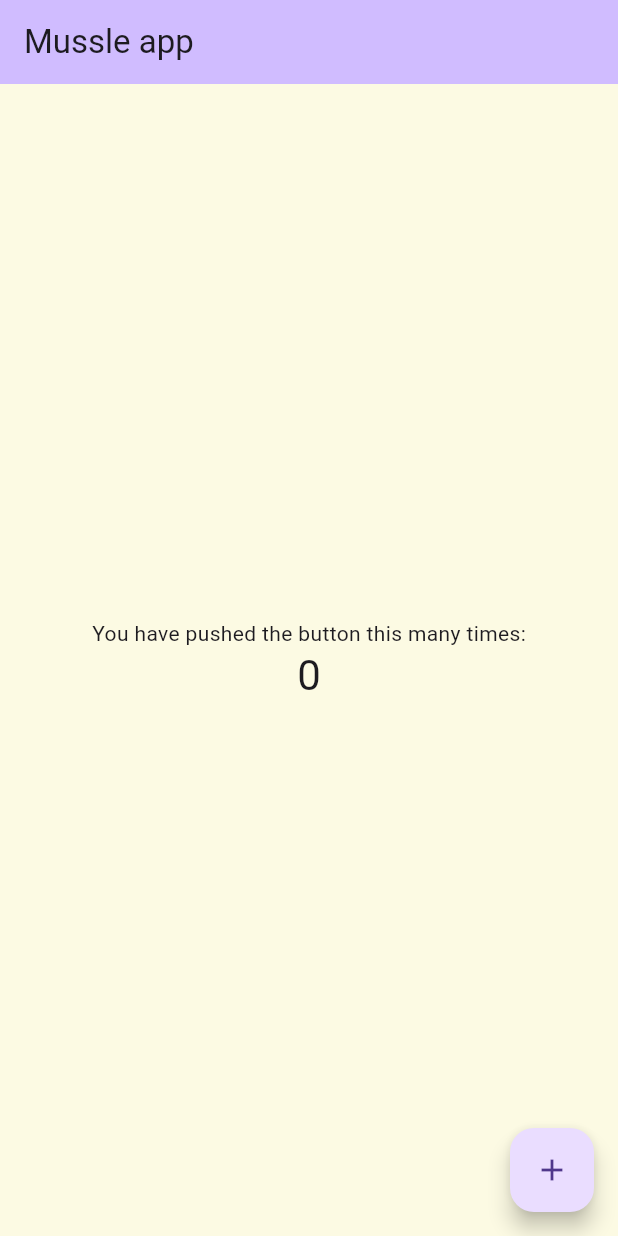
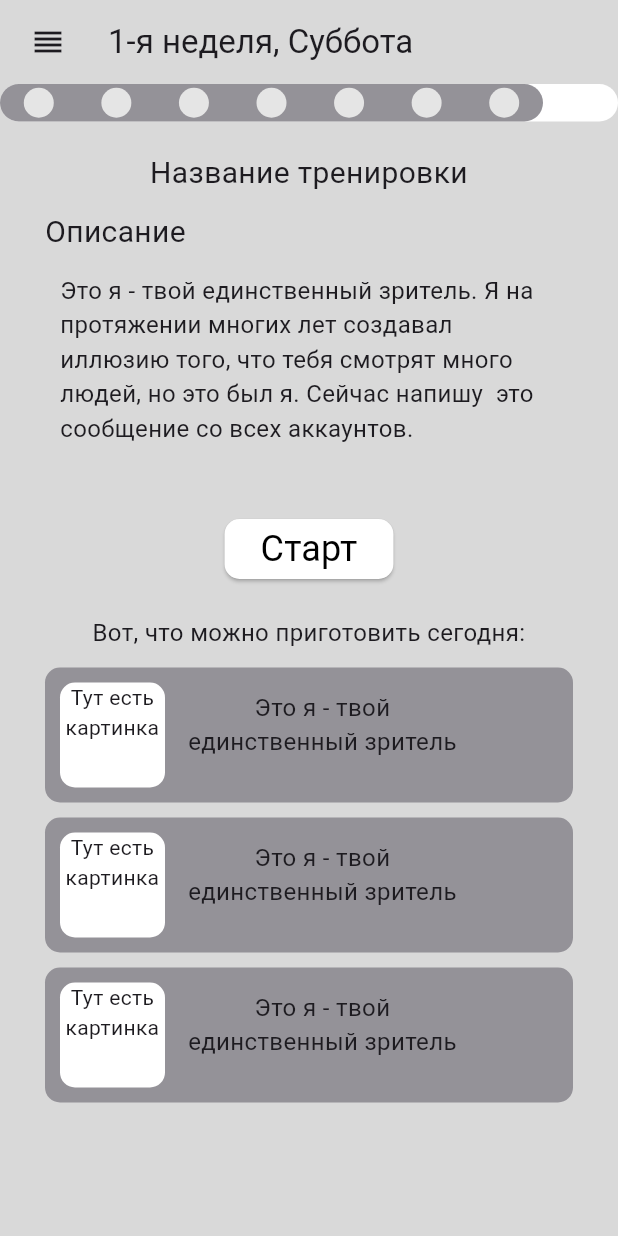
Before and after one commit to BollyBovly/MuscleUp, a Flutter app: the screen it shows after launch, on a phone screen of 412 x 824 dp. Run offline on Flutter 3.47's test engine with Material 3 defaults, Android fonts, the phone set to English and light mode, and no system bars.

Commit message:
First_Commit
Первый коммит, первичная вёрстка.
Карточки блюд ещё не кликабельны( исправлю в последующих коммитах ), также впоследствии нужно будет сделать рефакторинг кода ( разбить код на отдельные классы-виджеты )

```diff
--- /dev/null
+++ b/lib/design/colors.dart
@@ -0,0 +1,9 @@
+import 'package:flutter/material.dart';
+
+const Color backgroundColor = Color(0xFFD9D9D9);
+
+const Color interfaceColor = Color(0xFF949298);
+
+const Color weekBarColor = Color(0xFFFFFFFF);
+
+const Color circleColor = Color(0xFFE5E5E5);
--- a/lib/main.dart
+++ b/lib/main.dart
@@ -1,4 +1,5 @@
 import 'package:flutter/material.dart';
+import 'package:musleapp/pages/main_page.dart';
 
 void main() {
   runApp(const MyApp());
@@ -15,7 +16,7 @@ class MyApp extends StatelessWidget {
         scaffoldBackgroundColor: const Color.fromRGBO(252, 250, 227, 1),
         primarySwatch: Colors.yellow,
       ),
-      home: const MyHomePage(title: ''),
+      home: const MainPage(),
     );
   }
 }
--- /dev/null
+++ b/lib/my_custom_clipper.dart
@@ -0,0 +1,12 @@
+import 'package:flutter/material.dart';
+
+class MyCustomClipper extends CustomClipper<Path> {
+  @override
+  Path getClip(Size size) {
+    Path path = Path();
+    return path;
+  }
+
+  @override
+  bool shouldReclip(CustomClipper<Path> oldClipper) => false;
+}
--- /dev/null
+++ b/lib/pages/circle_widget.dart
@@ -0,0 +1,32 @@
+import 'package:flutter/material.dart';
+import 'package:musleapp/design/colors.dart';
+
+class CircleWidget extends StatelessWidget {
+  const CircleWidget({super.key});
+
+  @override
+  Widget build(BuildContext context) {
+    return Align(alignment: Alignment.centerLeft, child: Container(
+      width: MediaQuery.of(context).size.width - 50,  // Ширина контейнера
+      height: 25,  // Высота контейнера
+      decoration: BoxDecoration(
+        color: interfaceColor, // Фоновый цвет полосы
+        borderRadius: BorderRadius.all(Radius.circular(50)), // Закругление слева
+      ),
+      child: Row(
+        mainAxisAlignment: MainAxisAlignment.spaceAround,
+        children: List.generate(7, (index) {
+          return Container(
+            margin: EdgeInsets.symmetric(horizontal: 15),
+            width: 20,
+            height: 20,
+            decoration: BoxDecoration(
+              shape: BoxShape.circle,
+              color: circleColor, // Цвет кругов
+            ),
+          );
+        }
+      ))
+    ));
+  }
+}
--- /dev/null
+++ b/lib/pages/main_page.dart
@@ -0,0 +1,275 @@
+import 'package:flutter/material.dart';
+import 'package:musleapp/design/colors.dart';
+import 'package:musleapp/pages/week_bar.dart';
+
+
+class MainPage extends StatelessWidget {
+  const MainPage({super.key});
+
+  @override
+  Widget build(BuildContext context) {
+    return Scaffold(
+      appBar: AppBar(
+        title: const Text("1-я неделя, Суббота"),
+        backgroundColor: backgroundColor,
+        leading: Align(alignment: Alignment.centerRight, child: Builder(
+          builder: (context){
+            return IconButton(
+                onPressed: () => Scaffold.of(context).openDrawer(),
+                icon: const Icon(Icons.reorder),
+                alignment: Alignment.center,
+            );
+          }
+        ),
+      )
+      ),
+      body: Container(
+        color: backgroundColor,
+        width: MediaQuery.of(context).size.width,
+        child: new Column(
+          children: [
+            Weekbar(),
+            Container(
+              margin: EdgeInsets.only(bottom: 10),
+              child: Text(
+                'Название тренировки',
+                textAlign: TextAlign.center,
+                style: TextStyle(
+                  fontSize: 20
+                ),
+              ),
+            ),
+            Container(
+              width: MediaQuery.of(context).size.width - 60,
+              height: 22,
+              alignment: Alignment.center,
+              margin: EdgeInsets.only(bottom: 20),
+              child: Align(
+                alignment: Alignment.centerLeft,
+                child:Text(
+                  'Описание',
+                  textAlign: TextAlign.left,
+                  style: TextStyle(
+                    fontSize: 20
+                  )
+                )
+              )
+            ),
+            Container(
+              width: MediaQuery.of(context).size.width - 80,
+              height: 160,
+              child: Align(
+                alignment: Alignment.topLeft,
+                child: Column(
+                  children: [
+                    Flexible(
+                      child: Text(
+                        'Это я - твой единственный зритель. Я на протяжении многих лет создавал  иллюзию того, что тебя смотрят много людей, но это был я. Сейчас напишу  это сообщение со всех аккаунтов.',
+                        textAlign: TextAlign.left,
+                        style: TextStyle(
+                          fontSize: 16
+                        )
+                      ),
+                    )
+                  ],
+                )
+              )
+            ),
+            ElevatedButton(
+              onPressed: () => {print('Clicked!!!')},
+              style: ElevatedButton.styleFrom(
+                backgroundColor: Color(0xFFFFFFFF),
+                minimumSize: Size(100, 40),
+                shape: RoundedRectangleBorder(
+                  borderRadius: BorderRadius.circular(10),
+                ),
+              ),
+              child: Text(
+                'Старт',
+                textAlign: TextAlign.center,
+                style: TextStyle(
+                  fontSize: 24,
+                  fontWeight: FontWeight.w400,
+                  color: Color.fromARGB(255, 0, 0, 0)
+                )
+              ),
+            ),
+            Container(
+              margin: EdgeInsets.only(top: 20),
+              width: MediaQuery.of(context).size.width - 60,
+              height: 330,
+              child: Column(
+                children: [
+                  Align(
+                    alignment: Alignment.topCenter,
+                    child: Container(
+                      width: MediaQuery.of(context).size.width - 40,
+                      height: 25,
+                      //color: Color.fromARGB(255, 0, 0, 0),
+                      child: Text(
+                        'Вот, что можно приготовить сегодня:',
+                        textAlign: TextAlign.center,
+                        style: TextStyle(
+                          fontSize: 16
+                        ),
+                      )
+                    ),
+                  ),
+                  Column(
+                    children: [
+                      Container(
+                        width: MediaQuery.of(context).size.width - 40,
+                        height: 90,
+                        margin: EdgeInsets.only(top: 10),
+                        decoration: BoxDecoration(
+                          borderRadius: BorderRadius.all(Radius.circular(10.0)),
+                          color: interfaceColor,
+                        ),
+                        child: Row(children: [
+                          Align(
+                            alignment: Alignment.centerLeft,
+                            child: Container(
+                              margin:EdgeInsets.only(left: 10, right: 5, top: 5, bottom: 5),
+                              width: 70,
+                              height: 70,
+                              decoration: BoxDecoration(
+                                borderRadius: BorderRadius.all(Radius.circular(10.0)),
+                                color: weekBarColor,
+                              ),
+                              child: Text(
+                                'Тут есть картинка',
+                                textAlign: TextAlign.center,
+                                style: TextStyle(
+                                  fontSize: 14
+                                ),
+                              ),
+                            )
+                          ),
+                          Align(
+                            alignment: Alignment.centerLeft,
+                            child: Container(
+                              margin:EdgeInsets.all(5),
+                              width: 190,
+                              height: 60,
+                              decoration: BoxDecoration(
+                                //color: weekBarColor,
+                              ),
+                              child: Text(
+                                'Это я - твой единственный зритель',
+                                textAlign: TextAlign.center,
+                                style: TextStyle(
+                                  fontSize: 16
+                                ),
+                              ),
+                            ),
+                          )
+                        ]),
+                      ),
+                      Container(
+                        width: MediaQuery.of(context).size.width - 40,
+                        height: 90,
+                        margin: EdgeInsets.only(top: 10),
+                        decoration: BoxDecoration(
+                          borderRadius: BorderRadius.all(Radius.circular(10.0)),
+                          color: interfaceColor,
+                        ),
+                        child: Row(children: [
+                          Align(
+                            alignment: Alignment.centerLeft,
+                            child: Container(
+                              margin:EdgeInsets.only(left: 10, right: 5, top: 5, bottom: 5),
+                              width: 70,
+                              height: 70,
+                              decoration: BoxDecoration(
+                                borderRadius: BorderRadius.all(Radius.circular(10.0)),
+                                color: weekBarColor,
+                              ),
+                              child: Text(
+                                'Тут есть картинка',
+                                textAlign: TextAlign.center,
+                                style: TextStyle(
+                                  fontSize: 14
+                                ),
+                              ),
+                            )
+                          ),
+                          Align(
+                            alignment: Alignment.centerLeft,
+                            child: Container(
+                              margin:EdgeInsets.all(5),
+                              width: 190,
+                              height: 60,
+                              decoration: BoxDecoration(
+                                //color: weekBarColor,
+                              ),
+                              child: Text(
+                                'Это я - твой единственный зритель',
+                                textAlign: TextAlign.center,
+                                style: TextStyle(
+                                  fontSize: 16
+                                ),
+                              ),
+                            ),
+                          )
+                        ]),
+                      ),
+                      Container(
+                        width: MediaQuery.of(context).size.width - 40,
+                        height: 90,
+                        margin: EdgeInsets.only(top: 10),
+                        decoration: BoxDecoration(
+                          borderRadius: BorderRadius.all(Radius.circular(10.0)),
+                          color: interfaceColor,
+                        ),
+                        child: Row(children: [
+                          Align(
+                            alignment: Alignment.centerLeft,
+                            child: Container(
+                              margin:EdgeInsets.only(left: 10, right: 5, top: 5, bottom: 5),
+                              width: 70,
+                              height: 70,
+                              decoration: BoxDecoration(
+                                borderRadius: BorderRadius.all(Radius.circular(10.0)),
+                                color: weekBarColor,
+                              ),
+                              child: Text(
+                                'Тут есть картинка',
+                                textAlign: TextAlign.center,
+                                style: TextStyle(
+                                  fontSize: 14
+                                ),
+                              ),
+                            )
+                          ),
+                          Align(
+                            alignment: Alignment.centerLeft,
+                            child: Container(
+                              margin:EdgeInsets.all(5),
+                              width: 190,
+                              height: 60,
+                              decoration: BoxDecoration(
+                                //color: weekBarColor,
+                              ),
+                              child: Text(
+                                'Это я - твой единственный зритель',
+                                textAlign: TextAlign.center,
+                                style: TextStyle(
+                                  fontSize: 16
+                                ),
+                              ),
+                            ),
+                          )
+                        ]),
+                      ),
+                    ],
+                  )
+                ],
+              )
+            )
+          ]
+        )
+      ),
+    );
+  }
+
+}
--- /dev/null
+++ b/lib/pages/week_bar.dart
@@ -0,0 +1,26 @@
+import 'package:flutter/material.dart';
+import 'package:musleapp/design/Colors.dart';
+import 'package:musleapp/pages/circle_widget.dart';
+
+
+class Weekbar extends StatelessWidget{
+  const Weekbar({super.key});
+
+  @override
+  Widget build(BuildContext context) {
+    return Align(
+      alignment: Alignment.topCenter,
+      child: Container(
+        width: MediaQuery.of(context).size.width,
+        height: 25,
+        margin: EdgeInsets.only(bottom: 20),
+        decoration: BoxDecoration(
+          borderRadius: BorderRadius.all(Radius.circular(50.0)),
+          color: weekBarColor,
+        ),
+
+        child: CircleWidget()
+      ),
+    );
+  }
+}
```
